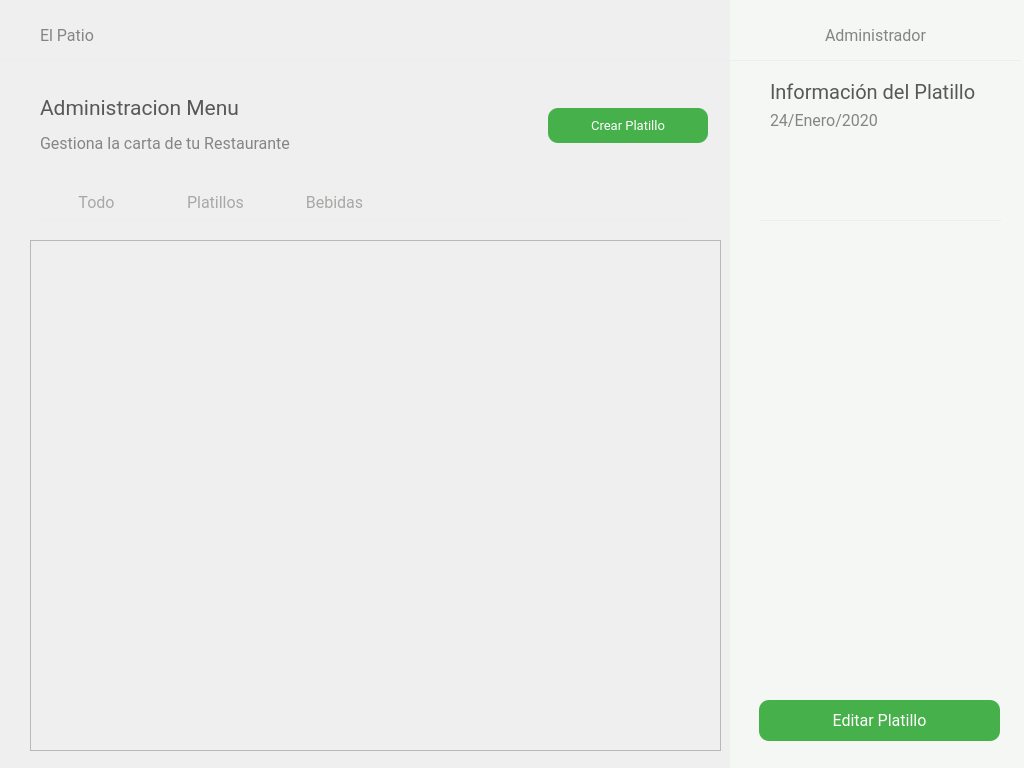
First picture: the form in El-Patio/administrador/administrador_crud_platillos.ui, repository MrDanielG/IHC-ElPatio, before the edit.
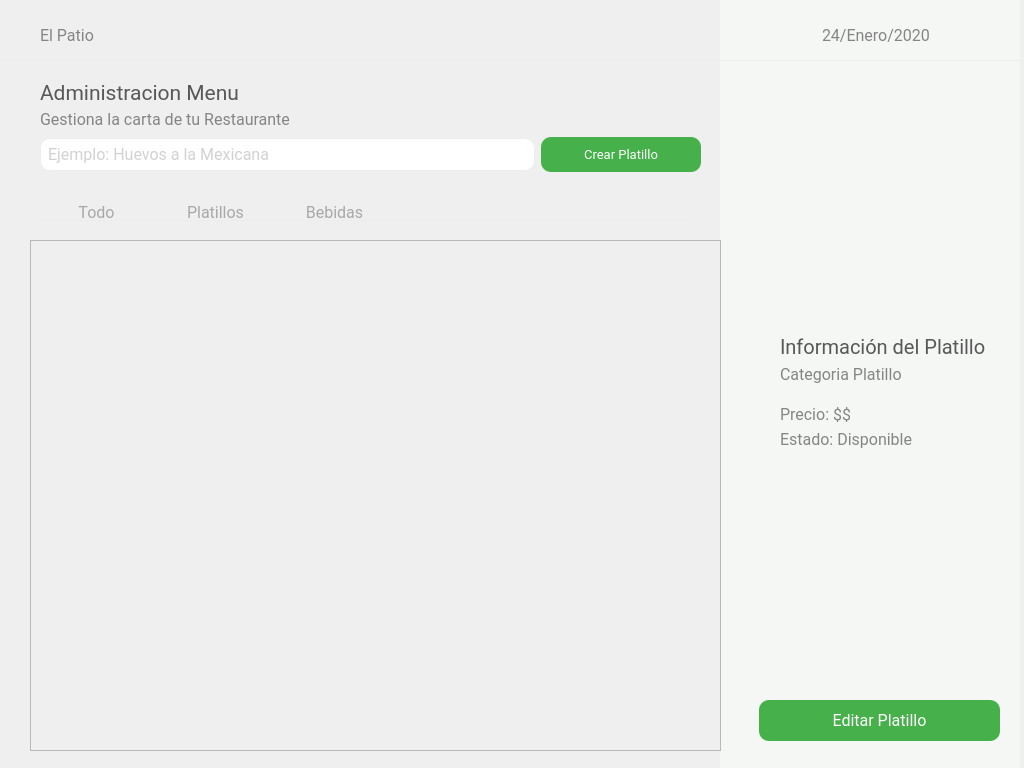
Second picture: the form after the edit. Icons and pictures are not drawn.

```diff
--- a/El-Patio/administrador/administrador_crud_platillos.ui
+++ b/El-Patio/administrador/administrador_crud_platillos.ui
@@ -17,7 +17,7 @@
    <property name="geometry">
     <rect>
      <x>40</x>
-     <y>190</y>
+     <y>200</y>
      <width>351</width>
      <height>26</height>
     </rect>
@@ -236,182 +236,6 @@
     </item>
    </layout>
   </widget>
-  <widget class="QWidget" name="layoutWidget_3">
-   <property name="geometry">
-    <rect>
-     <x>40</x>
-     <y>90</y>
-     <width>668</width>
-     <height>71</height>
-    </rect>
-   </property>
-   <layout class="QHBoxLayout" name="MenuTop">
-    <item>
-     <layout class="QVBoxLayout" name="LetrasMenu">
-      <property name="spacing">
-       <number>1</number>
-      </property>
-      <item>
-       <widget class="QLabel" name="elPatio_2">
-        <property name="font">
-         <font>
-          <family>Roboto</family>
-          <pointsize>16</pointsize>
-         </font>
-        </property>
-        <property name="styleSheet">
-         <string notr="true">color: #585858
-</string>
-        </property>
-        <property name="text">
-         <string>Administracion Menu</string>
-        </property>
-       </widget>
-      </item>
-      <item>
-       <widget class="QLabel" name="elPatio_3">
-        <property name="font">
-         <font>
-          <family>Roboto</family>
-          <pointsize>12</pointsize>
-         </font>
-        </property>
-        <property name="styleSheet">
-         <string notr="true">color: rgb(133, 133, 133);
-</string>
-        </property>
-        <property name="text">
-         <string>Gestiona la carta de tu Restaurante</string>
-        </property>
-       </widget>
-      </item>
-     </layout>
-    </item>
-    <item>
-     <layout class="QHBoxLayout" name="BtnsMenu">
-      <item>
-       <spacer name="horizontalSpacer_5">
-        <property name="orientation">
-         <enum>Qt::Horizontal</enum>
-        </property>
-        <property name="sizeHint" stdset="0">
-         <size>
-          <width>40</width>
-          <height>20</height>
-         </size>
-        </property>
-       </spacer>
-      </item>
-      <item>
-       <widget class="QPushButton" name="btnCrearPlatillo">
-        <property name="minimumSize">
-         <size>
-          <width>160</width>
-          <height>35</height>
-         </size>
-        </property>
-        <property name="maximumSize">
-         <size>
-          <width>100</width>
-          <height>16777215</height>
-         </size>
-        </property>
-        <property name="font">
-         <font>
-          <family>Roboto</family>
-          <pointsize>10</pointsize>
-         </font>
-        </property>
-        <property name="cursor">
-         <cursorShape>PointingHandCursor</cursorShape>
-        </property>
-        <property name="styleSheet">
-         <string notr="true">*{
-	color: white;
-	border-radius: 10px;
-	background-color: #46B04A;
-	border: none;
-	padding: 5px;
-}
-
-:hover{
-	background-color: white;
-	border: 1px solid #46B04A;
-	color: #46B04A;
-}</string>
-        </property>
-        <property name="text">
-         <string>Crear Platillo</string>
-        </property>
-       </widget>
-      </item>
-     </layout>
-    </item>
-   </layout>
-  </widget>
-  <widget class="QWidget" name="layoutWidget_5">
-   <property name="geometry">
-    <rect>
-     <x>770</x>
-     <y>80</y>
-     <width>231</width>
-     <height>51</height>
-    </rect>
-   </property>
-   <layout class="QVBoxLayout" name="SideBarLetras">
-    <item>
-     <widget class="QLabel" name="elPatio_4">
-      <property name="font">
-       <font>
-        <family>Roboto</family>
-        <pointsize>15</pointsize>
-       </font>
-      </property>
-      <property name="styleSheet">
-       <string notr="true">color: #585858
-</string>
-      </property>
-      <property name="text">
-       <string>Información del Platillo</string>
-      </property>
-     </widget>
-    </item>
-    <item>
-     <widget class="QLabel" name="fecha">
-      <property name="font">
-       <font>
-        <family>Roboto</family>
-        <pointsize>12</pointsize>
-       </font>
-      </property>
-      <property name="styleSheet">
-       <string notr="true">color: rgb(133, 133, 133);
-</string>
-      </property>
-      <property name="text">
-       <string>24/Enero/2020</string>
-      </property>
-     </widget>
-    </item>
-   </layout>
-  </widget>
-  <widget class="QLabel" name="line_3">
-   <property name="geometry">
-    <rect>
-     <x>760</x>
-     <y>220</y>
-     <width>241</width>
-     <height>1</height>
-    </rect>
-   </property>
-   <property name="styleSheet">
-    <string notr="true">background-color: rgb(236, 238, 238);
-</string>
-   </property>
-   <property name="text">
-    <string/>
-   </property>
-  </widget>
   <widget class="QLabel" name="line">
    <property name="geometry">
     <rect>
@@ -453,7 +277,7 @@
      </spacer>
     </item>
     <item>
-     <widget class="QLabel" name="nombreMesero">
+     <widget class="QLabel" name="fecha">
       <property name="font">
        <font>
         <family>Roboto</family>
@@ -465,7 +289,7 @@
 </string>
       </property>
       <property name="text">
-       <string>Administrador</string>
+       <string>24/Enero/2020</string>
       </property>
      </widget>
     </item>
@@ -487,7 +311,7 @@
   <widget class="QLabel" name="sideBar">
    <property name="geometry">
     <rect>
-     <x>730</x>
+     <x>720</x>
      <y>0</y>
      <width>300</width>
      <height>768</height>
@@ -562,17 +386,280 @@
     </layout>
    </widget>
   </widget>
+  <widget class="QLabel" name="imgPlatillo">
+   <property name="geometry">
+    <rect>
+     <x>780</x>
+     <y>91</y>
+     <width>200</width>
+     <height>200</height>
+    </rect>
+   </property>
+   <property name="minimumSize">
+    <size>
+     <width>200</width>
+     <height>200</height>
+    </size>
+   </property>
+   <property name="maximumSize">
+    <size>
+     <width>200</width>
+     <height>200</height>
+    </size>
+   </property>
+   <property name="styleSheet">
+    <string notr="true">border-radius: 10px;</string>
+   </property>
+   <property name="text">
+    <string/>
+   </property>
+   <property name="pixmap">
+    <pixmap resource="../Recursos.qrc">:/iconos/resources/menuPrueba.png</pixmap>
+   </property>
+   <property name="scaledContents">
+    <bool>true</bool>
+   </property>
+  </widget>
+  <widget class="QLabel" name="precioPlatillo">
+   <property name="geometry">
+    <rect>
+     <x>780</x>
+     <y>405</y>
+     <width>70</width>
+     <height>19</height>
+    </rect>
+   </property>
+   <property name="font">
+    <font>
+     <family>Roboto</family>
+     <pointsize>12</pointsize>
+    </font>
+   </property>
+   <property name="styleSheet">
+    <string notr="true">color: rgb(133, 133, 133);
+</string>
+   </property>
+   <property name="text">
+    <string>Precio: $$</string>
+   </property>
+  </widget>
+  <widget class="QLabel" name="estadoPlatillo">
+   <property name="geometry">
+    <rect>
+     <x>780</x>
+     <y>430</y>
+     <width>132</width>
+     <height>19</height>
+    </rect>
+   </property>
+   <property name="font">
+    <font>
+     <family>Roboto</family>
+     <pointsize>12</pointsize>
+    </font>
+   </property>
+   <property name="styleSheet">
+    <string notr="true">color: rgb(133, 133, 133);
+</string>
+   </property>
+   <property name="text">
+    <string>Estado: Disponible</string>
+   </property>
+  </widget>
+  <widget class="QLabel" name="nombrePlatillo">
+   <property name="geometry">
+    <rect>
+     <x>780</x>
+     <y>298</y>
+     <width>206</width>
+     <height>61</height>
+    </rect>
+   </property>
+   <property name="font">
+    <font>
+     <family>Roboto</family>
+     <pointsize>15</pointsize>
+    </font>
+   </property>
+   <property name="styleSheet">
+    <string notr="true">color: #585858
+</string>
+   </property>
+   <property name="text">
+    <string>Información del Platillo</string>
+   </property>
+   <property name="alignment">
+    <set>Qt::AlignBottom|Qt::AlignLeading|Qt::AlignLeft</set>
+   </property>
+   <property name="wordWrap">
+    <bool>true</bool>
+   </property>
+  </widget>
+  <widget class="QLabel" name="categoriaPlatillo">
+   <property name="geometry">
+    <rect>
+     <x>780</x>
+     <y>365</y>
+     <width>121</width>
+     <height>19</height>
+    </rect>
+   </property>
+   <property name="font">
+    <font>
+     <family>Roboto</family>
+     <pointsize>12</pointsize>
+    </font>
+   </property>
+   <property name="styleSheet">
+    <string notr="true">color: rgb(133, 133, 133);
+</string>
+   </property>
+   <property name="text">
+    <string>Categoria Platillo</string>
+   </property>
+  </widget>
+  <widget class="QWidget" name="">
+   <property name="geometry">
+    <rect>
+     <x>40</x>
+     <y>80</y>
+     <width>661</width>
+     <height>92</height>
+    </rect>
+   </property>
+   <layout class="QVBoxLayout" name="verticalLayout">
+    <item>
+     <layout class="QVBoxLayout" name="LetrasMenu">
+      <property name="spacing">
+       <number>1</number>
+      </property>
+      <item>
+       <widget class="QLabel" name="elPatio_2">
+        <property name="font">
+         <font>
+          <family>Roboto</family>
+          <pointsize>16</pointsize>
+         </font>
+        </property>
+        <property name="styleSheet">
+         <string notr="true">color: #585858
+</string>
+        </property>
+        <property name="text">
+         <string>Administracion Menu</string>
+        </property>
+       </widget>
+      </item>
+      <item>
+       <widget class="QLabel" name="elPatio_3">
+        <property name="font">
+         <font>
+          <family>Roboto</family>
+          <pointsize>12</pointsize>
+         </font>
+        </property>
+        <property name="styleSheet">
+         <string notr="true">color: rgb(133, 133, 133);
+</string>
+        </property>
+        <property name="text">
+         <string>Gestiona la carta de tu Restaurante</string>
+        </property>
+       </widget>
+      </item>
+     </layout>
+    </item>
+    <item>
+     <layout class="QHBoxLayout" name="horizontalLayout">
+      <item>
+       <widget class="QLineEdit" name="ln_nombre_insumo">
+        <property name="minimumSize">
+         <size>
+          <width>350</width>
+          <height>30</height>
+         </size>
+        </property>
+        <property name="font">
+         <font>
+          <family>Roboto</family>
+          <pointsize>12</pointsize>
+         </font>
+        </property>
+        <property name="styleSheet">
+         <string notr="true">border-radius: 10px;
+border: 1px solid #ECEEEE;
+padding: 5px;
+color:#A4A4A4;</string>
+        </property>
+        <property name="placeholderText">
+         <string>Ejemplo: Huevos a la Mexicana</string>
+        </property>
+       </widget>
+      </item>
+      <item>
+       <widget class="QPushButton" name="btnCrearPlatillo">
+        <property name="minimumSize">
+         <size>
+          <width>160</width>
+          <height>35</height>
+         </size>
+        </property>
+        <property name="maximumSize">
+         <size>
+          <width>100</width>
+          <height>16777215</height>
+         </size>
+        </property>
+        <property name="font">
+         <font>
+          <family>Roboto</family>
+          <pointsize>10</pointsize>
+         </font>
+        </property>
+        <property name="cursor">
+         <cursorShape>PointingHandCursor</cursorShape>
+        </property>
+        <property name="styleSheet">
+         <string notr="true">*{
+	color: white;
+	border-radius: 10px;
+	background-color: #46B04A;
+	border: none;
+	padding: 5px;
+}
+
+:hover{
+	background-color: white;
+	border: 1px solid #46B04A;
+	color: #46B04A;
+}</string>
+        </property>
+        <property name="text">
+         <string>Crear Platillo</string>
+        </property>
+       </widget>
+      </item>
+     </layout>
+    </item>
+   </layout>
+  </widget>
   <zorder>sideBar</zorder>
   <zorder>layoutWidget</zorder>
   <zorder>btneditarPlatillo</zorder>
   <zorder>line_2</zorder>
   <zorder>layoutWidget_2</zorder>
-  <zorder>layoutWidget_3</zorder>
   <zorder>layoutWidget_5</zorder>
-  <zorder>line_3</zorder>
   <zorder>line</zorder>
   <zorder>layoutWidget_6</zorder>
   <zorder>scrollArea</zorder>
+  <zorder>imgPlatillo</zorder>
+  <zorder>precioPlatillo</zorder>
+  <zorder>estadoPlatillo</zorder>
+  <zorder>ln_nombre_insumo</zorder>
+  <zorder>btnCrearPlatillo</zorder>
+  <zorder></zorder>
+  <zorder>nombrePlatillo</zorder>
+  <zorder>categoriaPlatillo</zorder>
  </widget>
  <resources/>
  <connections/>
```
Left out of the diff: 4 changed lines with no effect on the pictures.
